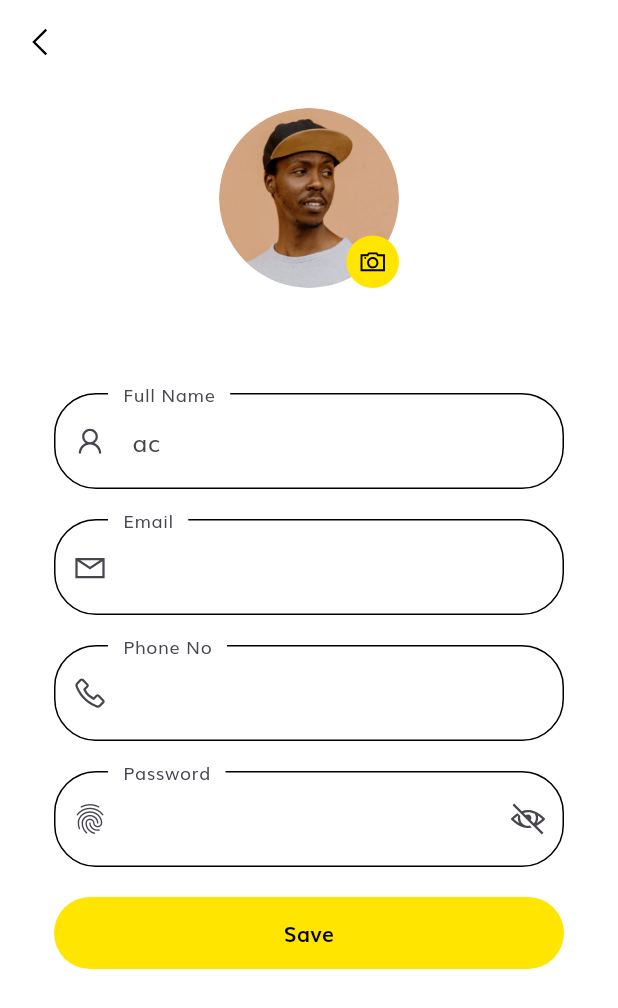
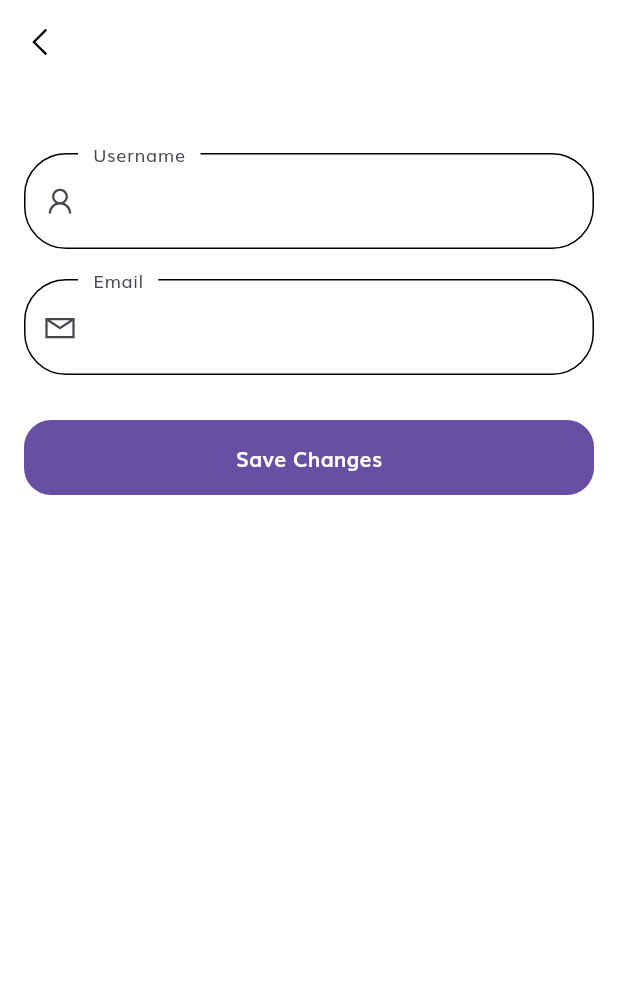
Before and after one commit to Tai521h0481/Final_FLutter_QuizletApp, a Flutter app: the ProfileScreen screen opened by its route, after a tap on "My Account", on a phone screen of 412 x 824 dp. Shown: the top 1008 px of the screen. Run offline on Flutter 3.47's test engine with Material 3 defaults, Android fonts, the phone set to English and light mode, and no system bars; our stand-ins replace flip_card, flutter_easyloading, flutter_svg, flutter_tts, line_awesome_flutter, local_auth and 3 more; accounts and stored records are empty.

Commit message:
feat: fill data into profile edit

```diff
--- a/lib/controllers/config.dart
+++ b/lib/controllers/config.dart
@@ -1,5 +1,5 @@
 String IP = "52.221.210.100";
-String baseUrl = "http://52.221.210.100:3001/android";
+String baseUrl = "http://$IP:3001/android";
 
 String users = baseUrl + "/users";
 String register = users + "/register";
--- a/lib/main.dart
+++ b/lib/main.dart
@@ -10,47 +10,30 @@ import 'theme.dart';
 
 void main() async {
   WidgetsFlutterBinding.ensureInitialized();
-  runApp(const MyApp());
+  final initialRoute = await getInitialRoute();
+  runApp(MyApp(initialRoute: initialRoute));
+}
+
+Future<String> getInitialRoute() async {
+  final prefs = await SharedPreferences.getInstance();
+  final data = prefs.getString('data');
+  print("data : $data");
+  return data == null ? SplashScreen.routeName : InitScreen.routeName;
 }
 
 class MyApp extends StatelessWidget {
-  const MyApp({super.key});
+  final String initialRoute;
+  const MyApp({super.key, required this.initialRoute});
 
-  // This widget is the root of your application.
   @override
   Widget build(BuildContext context) {
     return MaterialApp(
       debugShowCheckedModeBanner: false,
       title: 'TNN App',
       theme: AppTheme.lightTheme(context),
-      initialRoute: mainScreen(),
-      // initialRoute: SplashScreen.routeName,
+      initialRoute: initialRoute,
       routes: routes,
       builder: EasyLoading.init(),
     );
   }
-
-  dynamic getInfo() async {
-    final prefs = await SharedPreferences.getInstance();
-    final data = prefs.getString('data');
-    // if (data == null) return null;
-    print("data : " + data.toString());
-    return data;
-  }
-
-  String mainScreen() {
-    // getInfo().then((value) {
-    //   print("value : " + value);
-    //   if (value == null) {
-    //     return SplashScreen.routeName;
-    //   }
-    // });
-    // return InitScreen.routeName;
-    final data = getInfo();
-    print("result : " + data.toString());
-    if(data == null) {
-      return SplashScreen.routeName;
-    }
-    return SplashScreen.routeName;
-  }
 }
--- a/lib/screens/profile/profile_edit_screen.dart
+++ b/lib/screens/profile/profile_edit_screen.dart
@@ -1,18 +1,64 @@
+import 'dart:convert';
+
 import 'package:flutter/material.dart';
 import 'package:line_awesome_flutter/line_awesome_flutter.dart';
+import 'package:shared_preferences/shared_preferences.dart';
 
-class ProfileEditScreen extends StatelessWidget {
+class ProfileEditScreen extends StatefulWidget {
   static String routeName = "/profile_edit";
   const ProfileEditScreen({Key? key}) : super(key: key);
 
   @override
+  State<ProfileEditScreen> createState() => _ProfileEditScreenState();
+}
+
+class _ProfileEditScreenState extends State<ProfileEditScreen> {
+  final TextEditingController _usernameController = TextEditingController();
+  final TextEditingController _emailController = TextEditingController();
+  // Controller for password is not included since it's typically not safe to display or edit passwords directly in forms
+  String? _profileImageUrl;
+
+  @override
+  void initState() {
+    super.initState();
+    loadUserData();
+  }
+
+  Future<void> loadUserData() async {
+    final prefs = await SharedPreferences.getInstance();
+    // Assuming 'data' is a JSON string stored in SharedPreferences
+    final dataString = prefs.getString('data') ?? '';
+
+    if (dataString.isNotEmpty) {
+      try {
+        final Map<String, dynamic> data = json.decode(dataString);
+        setState(() {
+          _usernameController.text = data["username"] ?? "";
+          _emailController.text = data["email"] ?? "";
+          _profileImageUrl = data["profileImage"];
+        });
+      } catch (e) {
+        print('Error parsing user data: $e');
+      }
+    } else {
+      print('User data is empty.');
+    }
+  }
+
+  @override
+  void dispose() {
+    _usernameController.dispose();
+    _emailController.dispose();
+    super.dispose();
+  }
+
+  @override
   Widget build(BuildContext context) {
-
     return Scaffold(
       appBar: AppBar(
         leading: IconButton(
+          icon: const Icon(LineAwesomeIcons.angle_left),
           onPressed: () => Navigator.of(context).pop(),
-          icon: const Icon(LineAwesomeIcons.angle_left),
         ),
       ),
       body: SingleChildScrollView(
@@ -20,94 +66,65 @@ class ProfileEditScreen extends StatelessWidget {
           padding: const EdgeInsets.all(16.0),
           child: Column(
             children: [
-              // -- IMAGE with ICON
+              if (_profileImageUrl != null)
                 Stack(
                   children: [
-                  SizedBox(
-                    width: 120,
-                    height: 120,
-                    child: ClipRRect(
-                      borderRadius: BorderRadius.circular(100),
-                      child: const Image(
-                          image: AssetImage('assets/images/Profile Image.png')),
-                    ),
+                    CircleAvatar(
+                      radius: 60,
+                      backgroundImage: NetworkImage(_profileImageUrl!),
+                      backgroundColor: Colors.transparent,
                     ),
                     Positioned(
                       bottom: 0,
                       right: 0,
                       child: Container(
-                      width: 35,
-                      height: 35,
+                        width: 40,
+                        height: 40,
                         decoration: BoxDecoration(
-                        borderRadius: BorderRadius.circular(100),
-                        color: Color(0xFFFFE500), // Change color as needed
+                          color: Theme.of(context).primaryColor,
+                          shape: BoxShape.circle,
                         ),
-                      child: const Icon(LineAwesomeIcons.camera,
-                          color: Colors.black, size: 20),
+                        child: Icon(
+                          LineAwesomeIcons.pen,
+                          color: Colors.white,
+                        ),
                       ),
                     ),
                   ],
                 ),
-              const SizedBox(height: 50),
-
-              // -- Form Fields
-              Form(
-                child: SingleChildScrollView(
-                  padding: EdgeInsets.all(20.0),
-                  child: Column(
-                    children: [
+              const SizedBox(height: 30),
               TextFormField(
-                        decoration: InputDecoration(
-                          labelText: 'Full Name',
+                controller: _usernameController,
+                decoration: const InputDecoration(
+                  labelText: 'Username',
                   prefixIcon: Icon(LineAwesomeIcons.user),
-                          hintText: "ac",
                 ),
               ),
-                      SizedBox(height: 20),
+              const SizedBox(height: 20),
               TextFormField(
-                        decoration: InputDecoration(
+                controller: _emailController,
+                decoration: const InputDecoration(
                   labelText: 'Email',
-                          prefixIcon: Icon(LineAwesomeIcons.envelope_1),
+                  prefixIcon: Icon(LineAwesomeIcons.envelope),
                 ),
               ),
-                      SizedBox(height: 20),
-                      TextFormField(
-                        decoration: InputDecoration(
-                          labelText: 'Phone No',
-                          prefixIcon: Icon(LineAwesomeIcons.phone),
+              const SizedBox(height: 30),
+              ElevatedButton(
+                onPressed: () {
+                  // Implement save functionality here
+                },
+                style: ElevatedButton.styleFrom(
+                  primary: Theme.of(context).primaryColor,
+                  shape: RoundedRectangleBorder(
+                    borderRadius: BorderRadius.circular(18.0),
                   ),
+                  padding: const EdgeInsets.symmetric(horizontal: 30, vertical: 15),
                 ),
-                      SizedBox(height: 20),
-                      TextFormField(
-                        obscureText: true,
-                        decoration: InputDecoration(
-                          labelText: 'Password',
-                          prefixIcon: Icon(Icons.fingerprint),
-                          suffixIcon: IconButton(
-                            icon: Icon(LineAwesomeIcons.eye_slash),
-                            onPressed: () {
-
-                            },
-                          ),
-                        ),
-                      ),
-                      SizedBox(height: 20),
-                      SizedBox(
-                        width: double.infinity,
-                        child: ElevatedButton(
-                          onPressed: () {},
-                          style: ElevatedButton.styleFrom(
-                            backgroundColor:
-                                Color(0xFFFFE500),
-                            shape: StadiumBorder(),
-                          ),
-                          child: Text('Save',
+                child: const Text(
+                  'Save Changes',
                   style: TextStyle(
-                                  color: Colors.black,
-                                  fontWeight: FontWeight.bold)),
-                        ),
-                      ),
-                    ],
+                    color: Colors.white,
+                    fontWeight: FontWeight.bold,
                   ),
                 ),
               ),
--- a/lib/screens/profile/profile_screen.dart
+++ b/lib/screens/profile/profile_screen.dart
@@ -1,3 +1,5 @@
+import 'dart:convert';
+
 import 'package:flutter/material.dart';
 import 'package:shared_preferences/shared_preferences.dart';
 import 'package:shop_app/screens/profile/profile_edit_screen.dart';
@@ -6,43 +8,48 @@ import 'package:shop_app/screens/sign_in/sign_in_screen.dart';
 import 'components/profile_menu.dart';
 import 'components/profile_pic.dart';
 
-class ProfileScreen extends StatelessWidget {
+class ProfileScreen extends StatefulWidget {
   static String routeName = "/profile";
-  Map<String, dynamic> userInfo = {};
-  String token = '';
-  Map<String, dynamic> topics = {};
+
+  @override
+  _ProfileScreenState createState() => _ProfileScreenState();
+}
+
+class _ProfileScreenState extends State<ProfileScreen> {
+  String _userName = "John Doe";
+  String _userEmail = "abc@gmail.com";
+
+  @override
+  void initState() {
+    super.initState();
+    loadUserData();
+  }
 
   Future<void> loadUserData() async {
     final prefs = await SharedPreferences.getInstance();
     String token = prefs.getString('token') ?? '';
-    final data = prefs.getString('data') ?? '';
-    print(data);
+    final dataString = prefs.getString('data') ?? '';
+
     if (token.isEmpty) {
       print('Token is empty. Cannot load topics.');
       return;
     }
 
-    try {
-      // await getTopicByUserAPI(token).then((value) => setState(() {
-      //       userInfo = value['user'] ?? {};
-      //       print('User info: $userInfo');
-      //     }));
-      // await getVocabularyByTopicId(widget.topicId, token).then((value) {
-      //   if (mounted) {
-      //     setState(() {
-      //       topics = value ?? {};
-      //       print('Topics: $topics');
-      //       print('Vocabularies: ${topics['vocabularies']}');
-      //     });
-      //   }
-      //   ;
-      // });
-    } catch (e) {
-      print('Exception occurred while loading topics: $e');
+    if (dataString.isNotEmpty) {
+      try {
+        final Map<String, dynamic> data = json.decode(dataString);
+        setState(() {
+          _userName = data["username"] ?? "Default Name";
+          _userEmail = data["email"] ?? "default@email.com";
+        });
+      } catch (e) {
+        print('Error parsing user data: $e');
+      }
+    } else {
+      print('User data is empty.');
     }
   }
 
-  ProfileScreen({super.key});
   @override
   Widget build(BuildContext context) {
     return Scaffold(
@@ -54,17 +61,17 @@ class ProfileScreen extends StatelessWidget {
               const SizedBox(height: 50),
               const ProfilePic(),
               const SizedBox(height: 10),
-              const Text(
-                "John Doe",
-                style: TextStyle(
+              Text(
+                _userName,
+                style: const TextStyle(
                   fontSize: 20,
                   color: Colors.black,
                   fontWeight: FontWeight.bold,
                 ),
               ),
-              const Text(
-                "abc@gmail.com",
-                style: TextStyle(
+              Text(
+                _userEmail,
+                style: const TextStyle(
                   fontWeight: FontWeight.bold,
                   color: Colors.black,
                 ),
```
Lines whose indentation alone changed are shown as unchanged.
